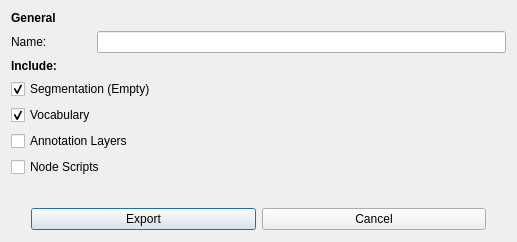
This is qt_ui/DialogExportTemplate.ui in FilmColors/VIAN as Qt 5 draws it before an edit. The edited form follows.
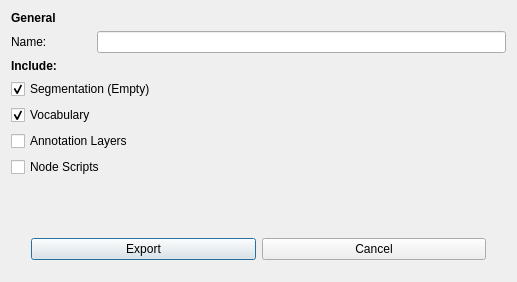
This is the edited form.

The edit to the form file:
```diff
--- a/qt_ui/DialogExportTemplate.ui
+++ b/qt_ui/DialogExportTemplate.ui
@@ -7,7 +7,7 @@
     <x>0</x>
     <y>0</y>
     <width>517</width>
-    <height>242</height>
+    <height>282</height>
    </rect>
   </property>
   <property name="windowTitle">
```
